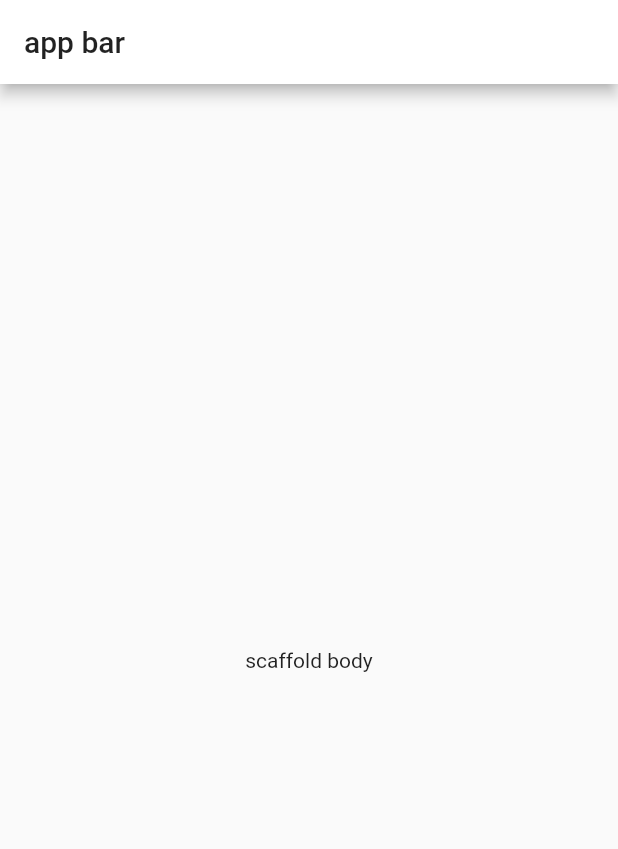
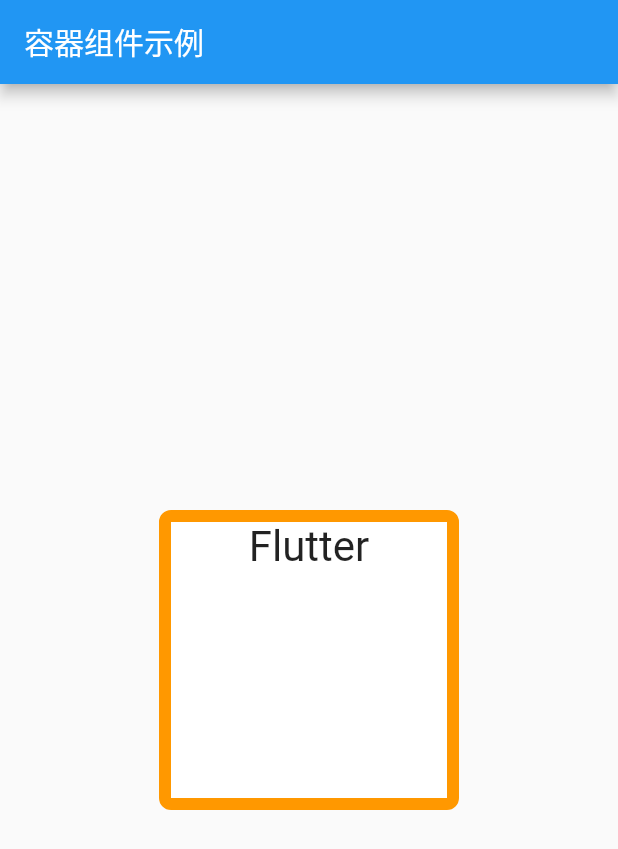
Before and after one commit to GrayFrost/learn-flutter, a Flutter app: the screen it shows after launch, on a phone screen of 412 x 824 dp. Shown: the top 849 px of the screen. Run offline on Flutter 3.47's test engine with Material 2 defaults, Android fonts, the phone set to English and light mode, and no system bars.

Commit message:
feat(delete some file): :fire: learn flutter from a book

```diff
--- /dev/null
+++ b/lib/4_1_container/container.dart
@@ -0,0 +1,33 @@
+import 'package:flutter/material.dart';
+
+class MyContainer extends StatelessWidget {
+  @override
+  Widget build(BuildContext context) {
+    return MaterialApp(
+      title: '容器组件示例',
+      home: Scaffold(
+        appBar: AppBar(
+          title: Text('容器组件示例'),
+        ),
+        body: Center(
+          child: Container(
+            width: 200,
+            height: 200,
+            decoration: BoxDecoration(
+                color: Colors.white,
+                border: Border.all(
+                  color: Colors.orange,
+                  width: 8,
+                ),
+                borderRadius: BorderRadius.all(Radius.circular(8))),
+            child: Text(
+              'Flutter',
+              textAlign: TextAlign.center,
+              style: TextStyle(fontSize: 28),
+            ),
+          ),
+        ),
+      ),
+    );
+  }
+}
--- a/lib/main.dart
+++ b/lib/main.dart
@@ -1,23 +1,20 @@
 import 'package:flutter/material.dart';
+import 'package:learn_flutter/4_1_container/container.dart';
 
-void main() => runApp(MyApp());
+void main() => runApp(MyContainer());
 
 class MyApp extends StatelessWidget {
   @override
   Widget build(BuildContext context){
     return MaterialApp(
-      title: 'Flutter Demo',
+      title: 'Hello World',
       home: Scaffold(
-        appBar: AppBar(title: Text('app bar'),),
+        appBar: AppBar(
+          title: Text('Hello World'),
+        ),
         body: Center(
-          child: Container(child: Text('scaffold body'),),
+          child: Text('body'),
         ),
-      ),
-      theme: ThemeData(
-        brightness: Brightness.light,
-        primaryColor: Colors.white,
-        splashColor: Colors.transparent,
-        tooltipTheme: TooltipThemeData(verticalOffset: -100000)
       ),
     );
   }
--- a/lib/route/routes.dart
+++ /dev/null
@@ -1 +0,0 @@
-// fluro 路由管理
--- a/lib/utils/net_utils.dart
+++ /dev/null
@@ -1 +0,0 @@
-// 网络请求管理
--- a/lib/widgets/common_text_style.dart
+++ /dev/null
@@ -1,6 +0,0 @@
-// 通用的text样式
-import 'package:flutter/material.dart';
-
-final commonTextStyle = TextStyle(fontSize: 16, color: Colors.black87);
-final smallCommonTextStyle = TextStyle(fontSize: 12, color: Colors.black87);
-final smallGrayTextStyle = TextStyle(fontSize: 12, color: Colors.grey);
--- a/lib/widgets/h_empty_view.dart
+++ /dev/null
@@ -1 +0,0 @@
-// 横向空组件（用于占位）
--- a/lib/widgets/v_empty_view.dart
+++ /dev/null
@@ -1 +0,0 @@
-// 纵向空组件（用于占位）
--- a/lib/widgets/widget_future_builder.dart
+++ /dev/null
@@ -1 +0,0 @@
-// 网络请求组件
--- a/lib/widgets/widget_net_error.dart
+++ /dev/null
@@ -1 +0,0 @@
-// 网络请求失败组件
```
Also changed, not shown: lib/widgets/loading.dart (deleted, +0 -26 lines), lib/4_2_image/image.dart (added), 2 other files.
